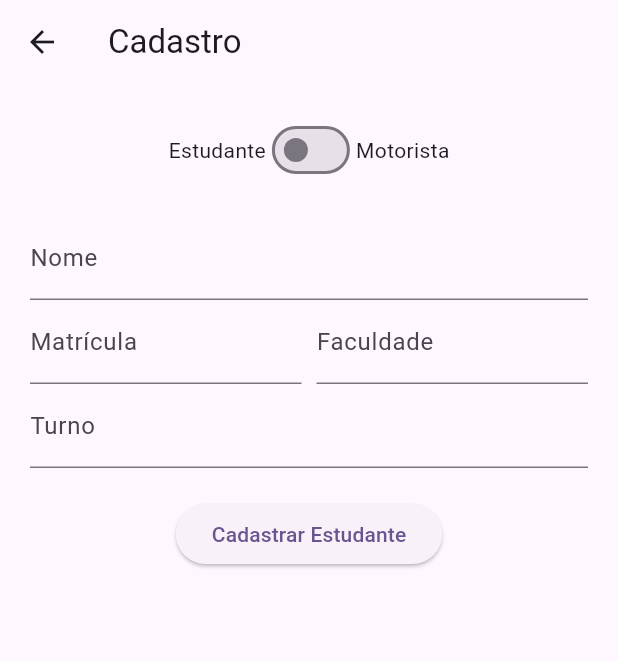
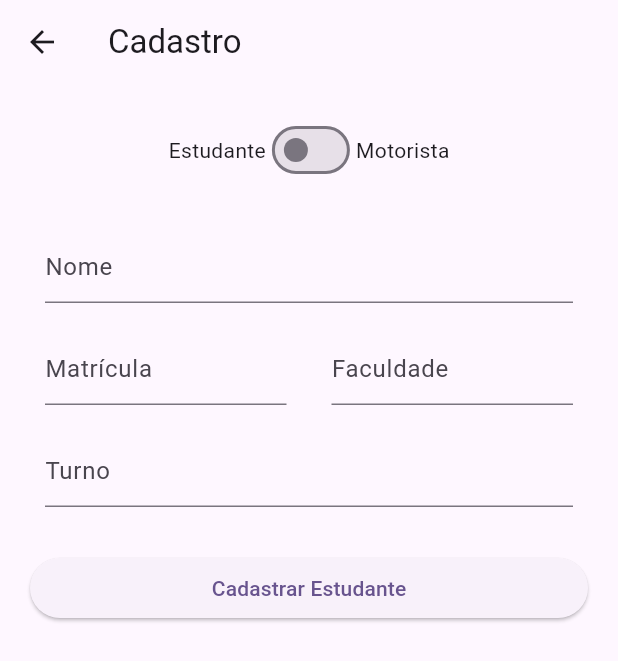
Before and after one commit to raixasantos/unibus, a Flutter app: the Cadastro screen opened directly, on a phone screen of 412 x 824 dp. Shown: the top 661 px of the screen. Run offline on Flutter 3.47's test engine with Material 2 defaults, Android fonts, the light colour scheme and no system bars; our stand-ins replace geolocator, google_maps_flutter.

Commit message:
Adicionado componente de botão à tela de cadastro

```diff
--- a/lib/screens/cadastro.dart
+++ b/lib/screens/cadastro.dart
@@ -1,4 +1,7 @@
 import 'package:flutter/material.dart';
+import 'package:unibus/components/login/LoginCardButton.dart';
+import 'package:unibus/components/login/LoginInput.dart';
+import 'package:unibus/screens/login.dart';
 
 class Cadastro extends StatefulWidget {
   const Cadastro({super.key});
@@ -45,34 +48,21 @@ class _CadastroState extends State<Cadastro> {
   Widget _buildEstudanteForm() {
     return Column(
       children: [
-        TextFormField(
-          decoration: InputDecoration(labelText: 'Nome'),
-        ),
+        LoginInput("Nome"),
         Row(
           children: [
             Expanded(
-              child: TextFormField(
-                decoration: InputDecoration(labelText: 'Matrícula'),
-              ),
+              child: LoginInput("Matrícula"),
             ),
             SizedBox(width: 10.0), // Espaço entre os campos
             Expanded(
-              child: TextFormField(
-                decoration: InputDecoration(labelText: 'Faculdade'),
-              ),
+              child: LoginInput("Faculdade"),
             ),
           ],
         ),
-        TextFormField(
-          decoration: InputDecoration(labelText: 'Turno'),
-        ),
+        LoginInput("Turno"),
         SizedBox(height: 20.0),
-        ElevatedButton(
-          onPressed: () {
-            // Implemente a lógica para salvar o cadastro de estudante aqui
-          },
-          child: Text('Cadastrar Estudante'),
-        ),
+        LoginCardButton(Login(), "Cadastrar Estudante")
       ],
     );
   }
@@ -80,19 +70,10 @@ class _CadastroState extends State<Cadastro> {
   Widget _buildMotoristaForm() {
     return Column(
       children: [
-        TextFormField(
-          decoration: InputDecoration(labelText: 'Nome'),
-        ),
-        TextFormField(
-          decoration: InputDecoration(labelText: 'Número da Carteira'),
-        ),
+        LoginInput("Nome"),
+        LoginInput("Número da Carteira"),
         SizedBox(height: 20.0),
-        ElevatedButton(
-          onPressed: () {
-            // Implemente a lógica para salvar o cadastro de motorista aqui
-          },
-          child: Text('Cadastrar Motorista'),
-        ),
+        LoginCardButton(Login(), "Cadastrar Motorista")
       ],
     );
   }
```
